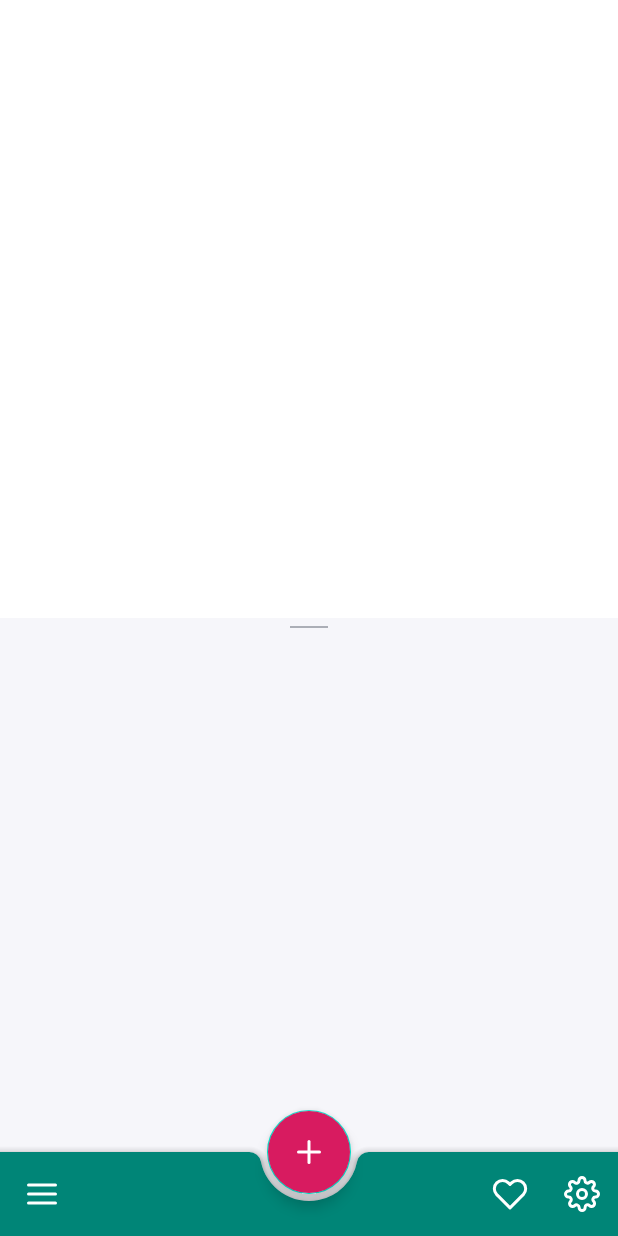
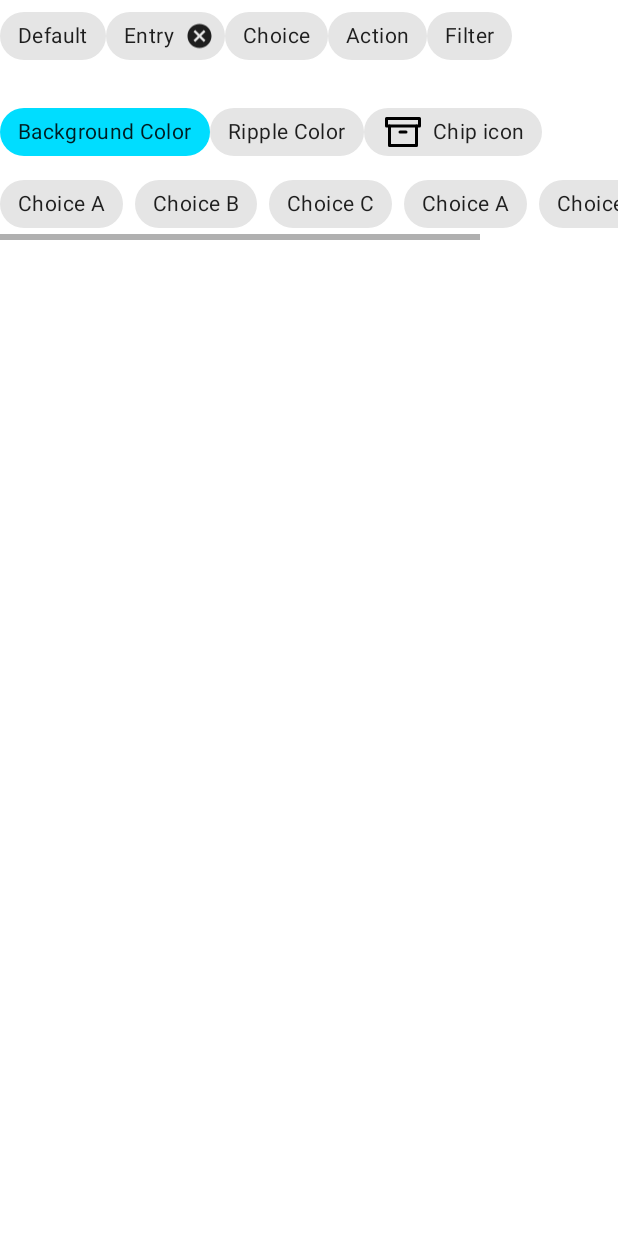
Before and after one commit to samitin/MaterialLesson1, an Android app: the screen it shows after launch (MainActivity), after a tap on "Settings", on a phone screen of 412 x 824 dp. Run offline under Robolectric (Android 15) with nearby library versions, the phone set to English and light mode, and no system bars; libraries missing offline, so code that uses them is left out: coil.api.load; pictures from the network do not load.

Commit message:
Разобрались с Chips

```diff
--- /dev/null
+++ b/app/src/main/java/ru/samitin/lesson1/view/chips/ChipsFragment.kt
@@ -0,0 +1,47 @@
+package ru.samitin.lesson1.view.chips
+
+import android.os.Bundle
+import android.view.LayoutInflater
+import android.view.View
+import android.view.ViewGroup
+import android.widget.Toast
+import androidx.fragment.app.Fragment
+import ru.samitin.lesson1.databinding.FragmentChipsBinding
+
+
+class ChipsFragment:Fragment() {
+    var _bindong: FragmentChipsBinding? = null
+    val binding: FragmentChipsBinding
+        get() {
+            return _bindong!!
+        }
+
+    override fun onCreateView(
+        inflater: LayoutInflater, container: ViewGroup?,
+        savedInstanceState: Bundle?
+    ): View? {
+        //return inflater.inflate(R.layout.fragment_chips, container, false)
+        _bindong =  FragmentChipsBinding.inflate(inflater)
+        return  binding.root
+    }
+
+    override fun onDestroy() {
+        super.onDestroy()
+        _bindong = null
+    }
+
+    override fun onViewCreated(view: View, savedInstanceState: Bundle?) {
+        super.onViewCreated(view, savedInstanceState)
+        binding.chipGroup.setOnCheckedChangeListener{childGroup,position->
+            Toast.makeText(context,"Click $position",Toast.LENGTH_SHORT).show()
+        }
+        binding.chipWithClose.setOnCloseIconClickListener {
+            Toast.makeText(context,"Click on chipWithClose",Toast.LENGTH_SHORT).show()
+        }
+    }
+    companion object {
+        fun newInstance() = ChipsFragment()
+    }
+
+
+}
--- a/app/src/main/java/ru/samitin/lesson1/view/picture/PODFragment.kt
+++ b/app/src/main/java/ru/samitin/lesson1/view/picture/PODFragment.kt
@@ -16,6 +16,7 @@ import com.google.android.material.bottomsheet.BottomSheetBehavior
 import ru.samitin.lesson1.R
 import ru.samitin.lesson1.databinding.FragmentMainBinding
 import ru.samitin.lesson1.view.MainActivity
+import ru.samitin.lesson1.view.chips.ChipsFragment
 import ru.samitin.lesson1.viewModel.PictureOfTheDayData
 import ru.samitin.lesson1.viewModel.PODViewModel
 
@@ -94,7 +95,8 @@ class PODFragment : Fragment() {
     override fun onOptionsItemSelected(item: MenuItem): Boolean {
         when (item.itemId) {
             R.id.app_bar_fav -> Toast.makeText(context, "Favourite", Toast.LENGTH_SHORT).show()
-            R.id.app_bar_search -> Toast.makeText(context, "Search", Toast.LENGTH_SHORT).show()
+            R.id.app_bar_search -> requireActivity().supportFragmentManager
+                .beginTransaction().replace(R.id.container,ChipsFragment.newInstance()).addToBackStack("").commit()
             // у нашего бургера такой вот id внутри android
             android.R.id.home-> BottomNavigationDraverFragment().show(requireActivity().supportFragmentManager,"TAG")
         }
--- /dev/null
+++ b/app/src/main/res/layout/fragment_chips.xml
@@ -0,0 +1,121 @@
+<?xml version="1.0" encoding="utf-8"?>
+<LinearLayout xmlns:android="http://schemas.android.com/apk/res/android"
+    xmlns:app="http://schemas.android.com/apk/res-auto"
+    android:layout_width="match_parent"
+    android:layout_height="wrap_content"
+    android:orientation="vertical">
+
+    <LinearLayout
+        android:layout_width="match_parent"
+        android:layout_height="wrap_content"
+        android:orientation="horizontal">
+
+        <com.google.android.material.chip.Chip
+            android:layout_width="wrap_content"
+            android:layout_height="wrap_content"
+            android:text="Default" />
+
+        <com.google.android.material.chip.Chip
+            android:id="@+id/chipWithClose"
+            style="@style/Widget.MaterialComponents.Chip.Entry"
+            android:layout_width="wrap_content"
+            android:layout_height="wrap_content"
+            android:text="Entry" />
+
+        <com.google.android.material.chip.Chip
+            style="@style/Widget.MaterialComponents.Chip.Choice"
+            android:layout_width="wrap_content"
+            android:layout_height="wrap_content"
+            android:text="Choice" />
+
+        <com.google.android.material.chip.Chip
+            style="@style/Widget.MaterialComponents.Chip.Action"
+            android:layout_width="wrap_content"
+            android:layout_height="wrap_content"
+            android:text="Action" />
+
+        <com.google.android.material.chip.Chip
+            style="@style/Widget.MaterialComponents.Chip.Filter"
+            android:layout_width="wrap_content"
+            android:layout_height="wrap_content"
+            android:text="Filter" />
+    </LinearLayout>
+
+    <LinearLayout
+        android:layout_width="match_parent"
+        android:layout_height="wrap_content"
+        android:layout_marginTop="16dp"
+        android:orientation="horizontal">
+
+        <com.google.android.material.chip.Chip
+            android:layout_width="wrap_content"
+            android:layout_height="wrap_content"
+            android:text="Background Color"
+            app:chipBackgroundColor="@android:color/holo_blue_bright" />
+
+        <com.google.android.material.chip.Chip
+            style="@style/Widget.MaterialComponents.Chip.Choice"
+            android:layout_width="wrap_content"
+            android:layout_height="wrap_content"
+            android:text="Ripple Color"
+            app:rippleColor="@android:color/holo_orange_dark" />
+
+        <com.google.android.material.chip.Chip
+            android:layout_width="wrap_content"
+            android:layout_height="wrap_content"
+            android:text="Chip icon"
+            app:chipIcon="@drawable/ic_archive"
+            app:iconStartPadding="10dp" />
+    </LinearLayout>
+
+    <HorizontalScrollView
+        android:layout_width="wrap_content"
+        android:layout_height="wrap_content">
+
+        <com.google.android.material.chip.ChipGroup
+            android:id="@+id/chipGroup"
+            android:layout_width="wrap_content"
+            android:layout_height="wrap_content"
+            app:singleLine="true"
+            app:singleSelection="true">
+
+            <com.google.android.material.chip.Chip
+                style="@style/Widget.MaterialComponents.Chip.Choice"
+                android:layout_width="wrap_content"
+                android:layout_height="wrap_content"
+                android:text="Choice A" />
+
+            <com.google.android.material.chip.Chip
+                style="@style/Widget.MaterialComponents.Chip.Choice"
+                android:layout_width="wrap_content"
+                android:layout_height="wrap_content"
+                android:text="Choice B" />
+
+            <com.google.android.material.chip.Chip
+                style="@style/Widget.MaterialComponents.Chip.Choice"
+                android:layout_width="wrap_content"
+                android:layout_height="wrap_content"
+                android:text="Choice C" />
+
+            <com.google.android.material.chip.Chip
+                style="@style/Widget.MaterialComponents.Chip.Choice"
+                android:layout_width="wrap_content"
+                android:layout_height="wrap_content"
+                android:text="Choice A" />
+
+            <com.google.android.material.chip.Chip
+                style="@style/Widget.MaterialComponents.Chip.Choice"
+                android:layout_width="wrap_content"
+                android:layout_height="wrap_content"
+                android:text="Choice B" />
+
+            <com.google.android.material.chip.Chip
+                style="@style/Widget.MaterialComponents.Chip.Choice"
+                android:layout_width="wrap_content"
+                android:layout_height="wrap_content"
+                android:text="Choice C" />
+        </com.google.android.material.chip.ChipGroup>
+    </HorizontalScrollView>
+
+
+</LinearLayout>
```
